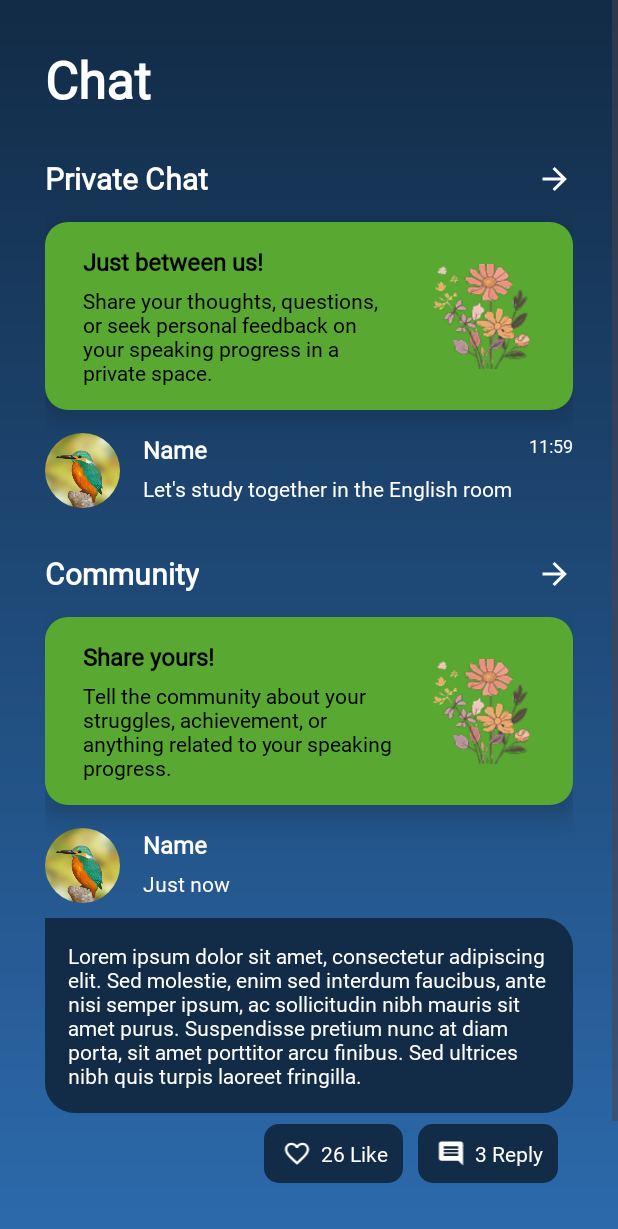
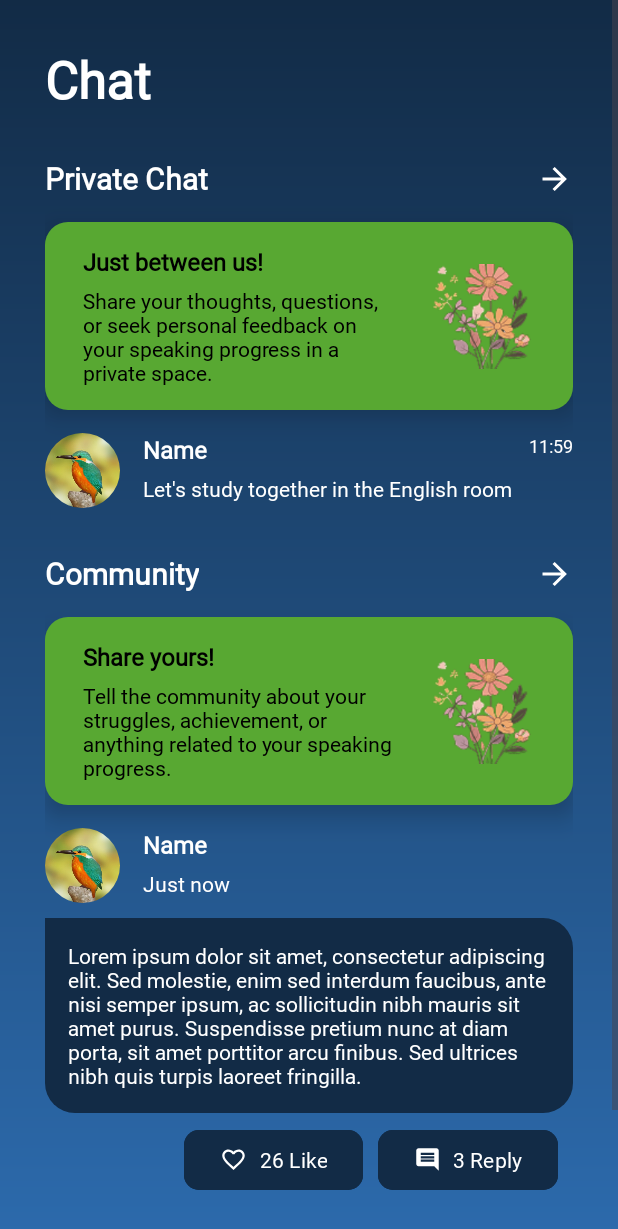
Before and after one commit to thoriqmu/SPARK, an Android app: the fragment ChatFragment shown on its own in the app's theme, on a phone screen of 412 x 824 dp. Shown: the top 1229 px of the screen. Run offline under Robolectric (Android 15) with nearby library versions, the phone set to English and light mode, and no system bars.

Commit message:
Refactor layouts to use Material Components

```diff
--- a/app/src/main/res/layout/fragment_chat.xml
+++ b/app/src/main/res/layout/fragment_chat.xml
@@ -15,7 +15,7 @@
         android:paddingTop="30dp"
         android:paddingBottom="120dp">
 
-        <TextView
+        <com.google.android.material.textview.MaterialTextView
             android:id="@+id/tv_chat_title"
             android:layout_width="wrap_content"
             android:layout_height="wrap_content"
@@ -35,7 +35,7 @@
             app:layout_constraintTop_toBottomOf="@+id/tv_chat_title"
             app:layout_constraintStart_toStartOf="parent">
 
-            <TextView
+            <com.google.android.material.textview.MaterialTextView
                 android:id="@+id/tv_private_chat"
                 android:layout_width="wrap_content"
                 android:layout_height="wrap_content"
@@ -74,7 +74,7 @@
             app:layout_constraintTop_toBottomOf="@+id/layout_private_chat"
             tools:layout_editor_absoluteX="30dp">
 
-            <TextView
+            <com.google.android.material.textview.MaterialTextView
                 android:id="@+id/tv_private_chat_top"
                 android:layout_width="wrap_content"
                 android:layout_height="wrap_content"
@@ -85,7 +85,7 @@
                 app:layout_constraintStart_toStartOf="parent"
                 app:layout_constraintTop_toTopOf="parent" />
 
-            <TextView
+            <com.google.android.material.textview.MaterialTextView
                 android:id="@+id/tv_private_chat_bottom"
                 android:layout_width="0dp"
                 android:layout_height="wrap_content"
@@ -127,7 +127,7 @@
                 app:layout_constraintTop_toTopOf="parent"
                 app:shapeAppearanceOverlay="@style/image_rounded" />
 
-            <TextView
+            <com.google.android.material.textview.MaterialTextView
                 android:id="@+id/recent_chat_name"
                 android:layout_width="wrap_content"
                 android:layout_height="wrap_content"
@@ -139,7 +139,7 @@
                 app:layout_constraintStart_toEndOf="@+id/iv_recent_chat"
                 app:layout_constraintTop_toTopOf="parent" />
 
-            <TextView
+            <com.google.android.material.textview.MaterialTextView
                 android:id="@+id/recent_chat_text"
                 android:layout_width="0dp"
                 android:layout_height="wrap_content"
@@ -152,7 +152,7 @@
                 app:layout_constraintStart_toEndOf="@+id/iv_recent_chat"
                 app:layout_constraintTop_toBottomOf="@+id/recent_chat_name" />
 
-            <TextView
+            <com.google.android.material.textview.MaterialTextView
                 android:layout_width="wrap_content"
                 android:layout_height="wrap_content"
                 android:text="11:59"
@@ -173,7 +173,7 @@
             app:layout_constraintTop_toBottomOf="@+id/layout_recent_chat"
             app:layout_constraintStart_toStartOf="parent">
 
-            <TextView
+            <com.google.android.material.textview.MaterialTextView
                 android:id="@+id/tv_community"
                 android:layout_width="wrap_content"
                 android:layout_height="wrap_content"
@@ -209,7 +209,7 @@
             android:paddingEnd="25dp"
             app:layout_constraintTop_toBottomOf="@+id/layout_community">
 
-            <TextView
+            <com.google.android.material.textview.MaterialTextView
                 android:id="@+id/tv_community_top"
                 android:layout_width="wrap_content"
                 android:layout_height="wrap_content"
@@ -220,7 +220,7 @@
                 app:layout_constraintStart_toStartOf="parent"
                 app:layout_constraintTop_toTopOf="parent" />
 
-            <TextView
+            <com.google.android.material.textview.MaterialTextView
                 android:id="@+id/tv_community_bottom"
                 android:layout_width="0dp"
                 android:layout_height="wrap_content"
@@ -261,7 +261,7 @@
                 app:layout_constraintTop_toTopOf="parent"
                 app:shapeAppearanceOverlay="@style/image_rounded" />
 
-            <TextView
+            <com.google.android.material.textview.MaterialTextView
                 android:id="@+id/recent_community_name"
                 android:layout_width="wrap_content"
                 android:layout_height="wrap_content"
@@ -273,7 +273,7 @@
                 app:layout_constraintStart_toEndOf="@+id/iv_recent_community"
                 app:layout_constraintTop_toTopOf="parent" />
 
-            <TextView
+            <com.google.android.material.textview.MaterialTextView
                 android:id="@+id/recent_community_time"
                 android:layout_width="0dp"
                 android:layout_height="wrap_content"
@@ -285,7 +285,7 @@
                 app:layout_constraintStart_toEndOf="@+id/iv_recent_community"
                 app:layout_constraintTop_toBottomOf="@+id/recent_community_name" />
 
-            <TextView
+            <com.google.android.material.textview.MaterialTextView
                 android:id="@+id/recent_community_chat"
                 android:layout_width="0dp"
                 android:layout_height="wrap_content"
@@ -299,70 +299,31 @@
                 app:layout_constraintStart_toStartOf="parent"
                 app:layout_constraintTop_toBottomOf="@+id/iv_recent_community" />
 
-            <LinearLayout
-                android:id="@+id/btn_like"
+            <com.google.android.material.button.MaterialButton
                 android:layout_width="wrap_content"
                 android:layout_height="wrap_content"
-                android:background="@drawable/bg_button"
-                android:clickable="true"
-                android:focusable="true"
-                android:gravity="center"
-                android:orientation="horizontal"
+                app:icon="@drawable/ic_favorite_outline_24"
+                android:text="26 Like"
+                android:backgroundTint="@color/primary"
+                app:cornerRadius="10dp"
                 android:layout_marginEnd="10dp"
-                android:padding="10dp"
                 app:layout_constraintBottom_toBottomOf="@+id/btn_reply"
                 app:layout_constraintEnd_toStartOf="@+id/btn_reply"
-                app:layout_constraintTop_toTopOf="@+id/btn_reply">
+                app:layout_constraintTop_toTopOf="@+id/btn_reply"/>
 
-                <ImageView
-                    android:id="@+id/img_like"
-                    android:layout_width="match_parent"
-                    android:layout_height="match_parent"
-                    android:layout_marginEnd="4dp"
-                    android:src="@drawable/ic_favorite_outline_24" />
-
-                <TextView
-                    android:id="@+id/tv_like_count"
-                    android:layout_width="wrap_content"
-                    android:layout_height="wrap_content"
-                    android:text="26 Like"
-                    android:textColor="@color/white"
-                    android:textSize="14sp" />
-
-            </LinearLayout>
-
-            <LinearLayout
+            <com.google.android.material.button.MaterialButton
                 android:id="@+id/btn_reply"
                 android:layout_width="wrap_content"
                 android:layout_height="wrap_content"
-                android:background="@drawable/bg_button"
-                android:clickable="true"
-                android:focusable="true"
-                android:gravity="center"
-                android:padding="10dp"
-                android:orientation="horizontal"
+                app:icon="@drawable/ic_reply_24"
+                android:text="3 Reply"
+                android:backgroundTint="@color/primary"
+                app:cornerRadius="10dp"
                 android:layout_marginTop="7dp"
                 android:layout_marginEnd="10dp"
                 app:layout_constraintBottom_toBottomOf="parent"
                 app:layout_constraintEnd_toEndOf="parent"
-                app:layout_constraintTop_toBottomOf="@+id/recent_community_chat">
-
-                <ImageView
-                    android:id="@+id/img_reply"
-                    android:layout_width="match_parent"
-                    android:layout_height="match_parent"
-                    android:layout_marginEnd="4dp"
-                    android:src="@drawable/ic_reply_24" />
-
-                <TextView
-                    android:id="@+id/tv_reply_count"
-                    android:layout_width="wrap_content"
-                    android:layout_height="wrap_content"
-                    android:text="3 Reply"
-                    android:textColor="@color/white"
-                    android:textSize="14sp" />
-
-            </LinearLayout>
+                app:layout_constraintTop_toBottomOf="@+id/recent_community_chat"/>
 
         </androidx.constraintlayout.widget.ConstraintLayout>
 
```
Also changed, not shown: app/src/main/res/layout/fragment_home.xml (+4 -4 lines), app/src/main/res/layout/fragment_notification.xml (+19 -37 lines), app/src/main/res/layout/fragment_profile.xml (+14 -19 lines), app/src/main/res/layout/item_notification.xml (+3 -4 lines).
